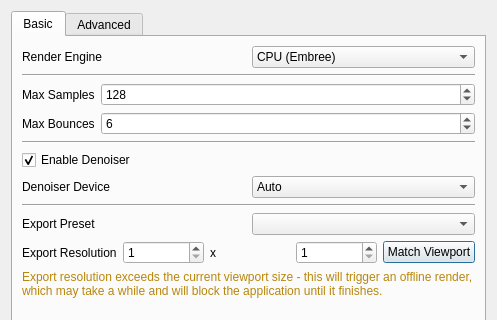
The window that ui/PathTracingDialog.ui (sharjith/ModelViewer-Qt) describes before a commit, drawn with Qt 5; both pictures show x 0 to 497 and y 0 to 320 of the 497 by 544 pixel window.
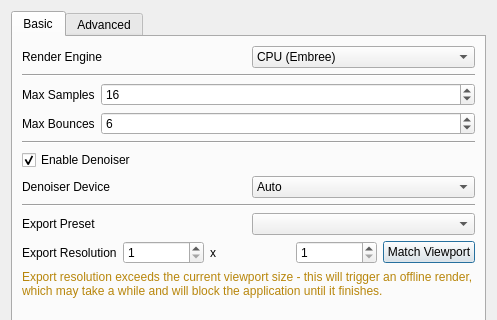
The same window after the commit.

What changed in the file:
```diff
--- a/ui/PathTracingDialog.ui
+++ b/ui/PathTracingDialog.ui
@@ -80,7 +80,7 @@
             <number>16</number>
            </property>
            <property name="value">
-            <number>128</number>
+            <number>16</number>
            </property>
           </widget>
          </item>
```
